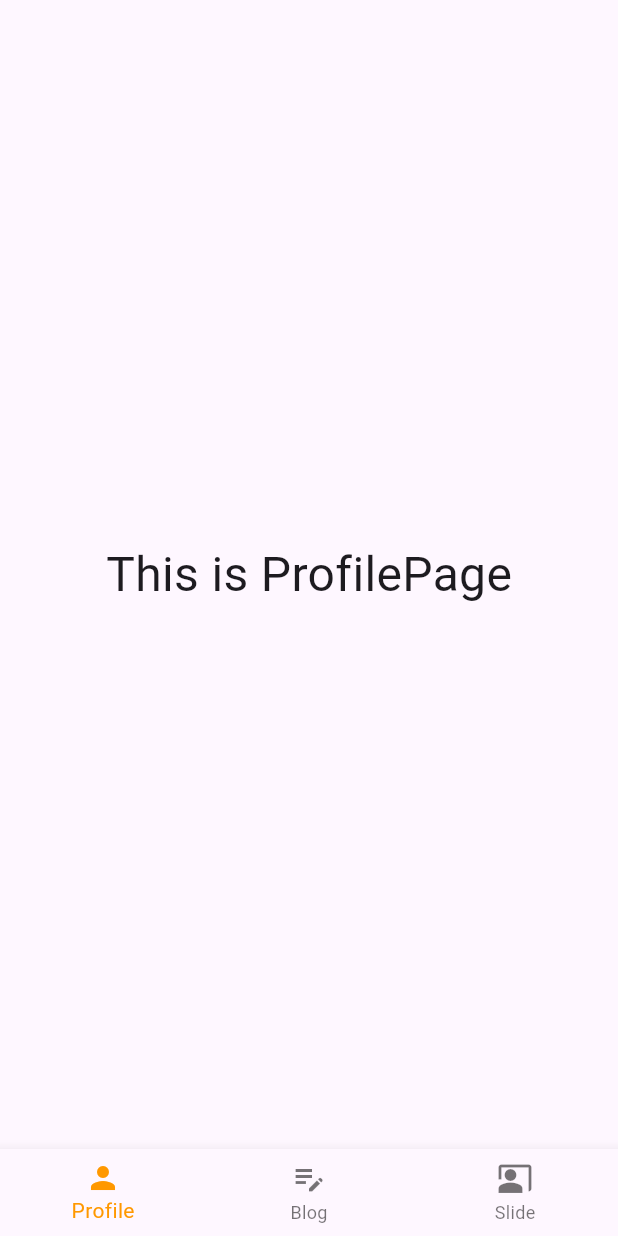
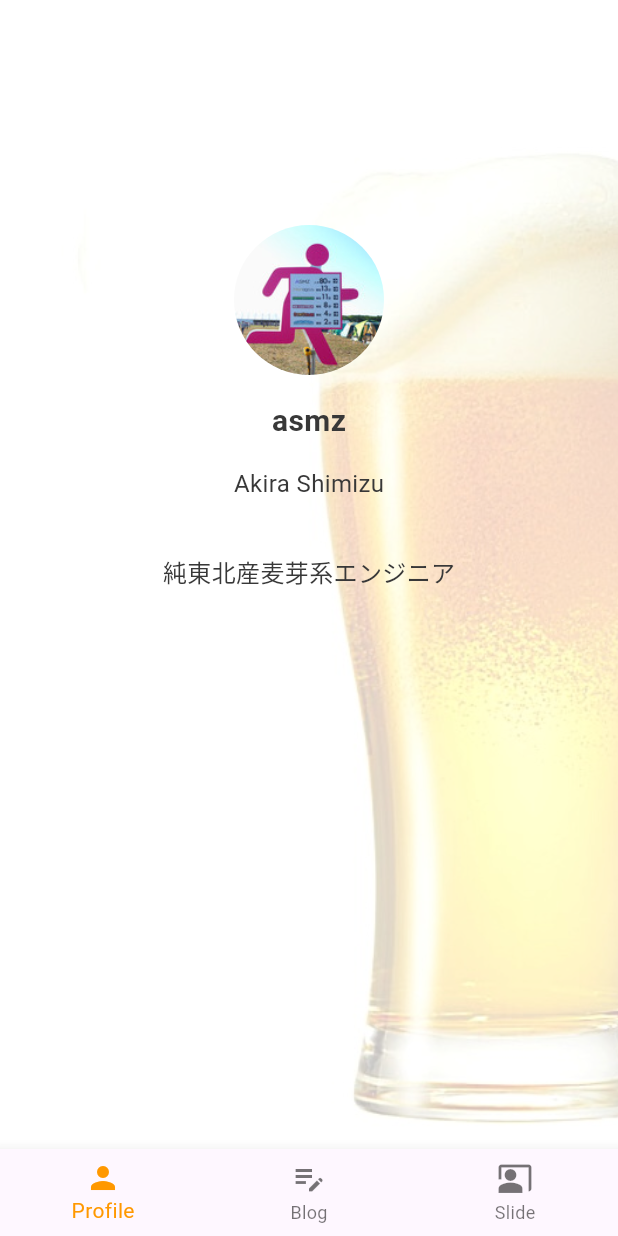
Before and after one commit to asmz/portfolio-app-flutter, a Flutter app: the screen it shows after launch, on a phone screen of 412 x 824 dp. Run offline on Flutter 3.47's test engine with Material 3 defaults, Android fonts, the phone set to English and light mode, and no system bars.

Commit message:
feat: Nameplate Widget実装

```diff
--- a/lib/ui/main_tab_view.dart
+++ b/lib/ui/main_tab_view.dart
@@ -22,7 +22,7 @@ class MainTabViewState extends State<MainTabView> {
     return DefaultTabController(
       length: 3,
       child: Scaffold(
-        body: _pages.elementAt(_selectedIndex),
+        body: SafeArea(child: _pages.elementAt(_selectedIndex)),
         bottomNavigationBar: BottomNavigationBar(
           items: [
             BottomNavigationBarItem(icon: Icon(Icons.person), label: 'Profile'),
--- a/lib/ui/profile/profile_page.dart
+++ b/lib/ui/profile/profile_page.dart
@@ -1,12 +1,20 @@
 import 'package:flutter/material.dart';
+import 'package:portfolio_app_flutter/ui/profile/widgets/nameplate.dart';
 
 class ProfilePage extends StatelessWidget {
   const ProfilePage({super.key});
 
   @override
   Widget build(BuildContext context) {
-    return const Center(
-      child: Text('This is ProfilePage', style: TextStyle(fontSize: 32.0)),
+    return Container(
+      height: double.infinity,
+      decoration: BoxDecoration(
+        image: DecorationImage(
+          image: AssetImage("assets/beer.jpg"),
+          fit: BoxFit.cover,
+        ),
+      ),
+      child: SingleChildScrollView(child: Column(children: [Nameplate()])),
     );
   }
 }
--- /dev/null
+++ b/lib/ui/profile/widgets/nameplate.dart
@@ -0,0 +1,45 @@
+import 'package:flutter/material.dart';
+import 'package:portfolio_app_flutter/constants/color.dart';
+
+class Nameplate extends StatelessWidget {
+  const Nameplate({super.key});
+
+  @override
+  Widget build(BuildContext context) {
+    return Center(
+      child: Column(
+        spacing: 36,
+        children: [
+          Column(
+            spacing: 16,
+            children: [
+              Padding(
+                padding: EdgeInsets.only(top: 150),
+                child: ClipRRect(
+                  borderRadius: BorderRadius.circular(50),
+                  child: Image.asset("assets/avatar.jpg", width: 100),
+                ),
+              ),
+              Text(
+                'asmz',
+                style: TextStyle(
+                  fontSize: 20,
+                  fontWeight: FontWeight.bold,
+                  color: AppColor.text,
+                ),
+              ),
+              Text(
+                'Akira Shimizu',
+                style: TextStyle(fontSize: 16, color: AppColor.text),
+              ),
+            ],
+          ),
+          Text(
+            '純東北産麦芽系エンジニア',
+            style: TextStyle(fontSize: 16, color: AppColor.text),
+          ),
+        ],
+      ),
+    );
+  }
+}
--- a/pubspec.yaml
+++ b/pubspec.yaml
@@ -1,6 +1,6 @@
 name: portfolio_app_flutter
 description: "A new Flutter project."
-publish_to: 'none'
+publish_to: "none"
 version: 0.1.0
 
 environment:
@@ -17,3 +17,5 @@ dev_dependencies:
 
 flutter:
   uses-material-design: true
+  assets:
+    - assets/
```
Also changed, not shown: assets/avatar.jpg (added), assets/beer.jpg (added), assets/facebook.png (added), assets/github.png (added), assets/hatenablog.png (added), assets/no_image.jpg (added), assets/note.png (added), assets/speakerdeck.png (added), assets/twitter.png (added).
